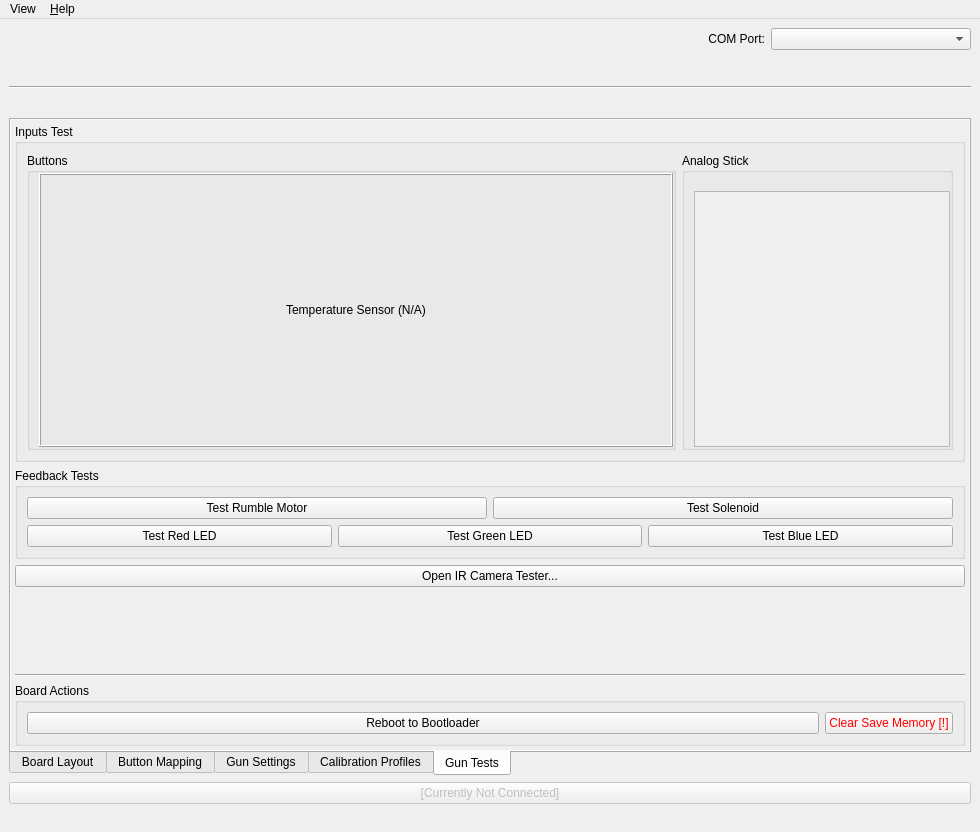
Qt form src/appmainwindow.ui (alessandro-satanassi/OpenFIRE-App-Custom) before a commit.
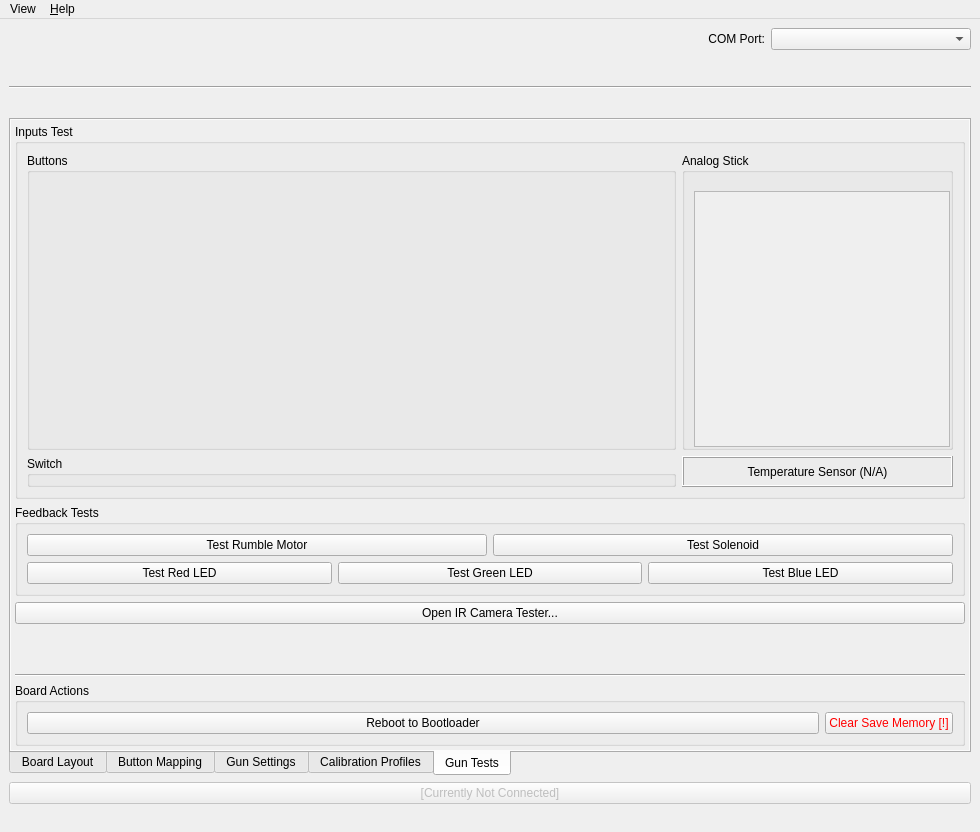
The same form after that commit. The open tabs and pages were chosen to show the change. Icons and pictures are not drawn.

Commit message: inserimento switch e nuova assistenza led ir

Diff of the .ui file:
```diff
--- a/src/appmainwindow.ui
+++ b/src/appmainwindow.ui
@@ -2743,13 +2743,13 @@
               <property name="title">
                <string>Inputs Test</string>
               </property>
-              <layout class="QHBoxLayout" name="horizontalLayout_5">
-               <item>
+              <layout class="QGridLayout" name="horizontalLayout_5" columnstretch="1,0">
+               <item row="0" column="0">
                 <widget class="QGroupBox" name="btnsGroup">
                  <property name="title">
                   <string>Buttons</string>
                  </property>
-                 <layout class="QVBoxLayout" name="verticalLayout_11" stretch="3,1">
+                 <layout class="QVBoxLayout" name="verticalLayout_11">
                   <property name="topMargin">
                    <number>0</number>
                   </property>
@@ -2762,26 +2762,10 @@
                   <item>
                    <layout class="QGridLayout" name="btnsLayout"/>
                   </item>
-                  <item>
-                   <widget class="QLabel" name="tmp36Label">
-                    <property name="frameShape">
-                     <enum>QFrame::Box</enum>
-                    </property>
-                    <property name="frameShadow">
-                     <enum>QFrame::Raised</enum>
-                    </property>
-                    <property name="text">
-                     <string>Temperature Sensor (N/A)</string>
-                    </property>
-                    <property name="alignment">
-                     <set>Qt::AlignCenter</set>
-                    </property>
-                   </widget>
-                  </item>
                  </layout>
                 </widget>
                </item>
-               <item>
+               <item row="0" column="1">
                 <widget class="QGroupBox" name="analogGroup">
                  <property name="sizePolicy">
                   <sizepolicy hsizetype="Fixed" vsizetype="Fixed">
@@ -2854,6 +2838,55 @@
                  </layout>
                 </widget>
                </item>
+               <item row="1" column="0">
+                <widget class="QGroupBox" name="switchesGroup">
+                 <property name="title">
+                  <string>Switch</string>
+                 </property>
+                 <layout class="QHBoxLayout" name="switchesLayout">
+                  <property name="topMargin">
+                   <number>0</number>
+                  </property>
+                  <property name="bottomMargin">
+                   <number>2</number>
+                  </property>
+                 </layout>
+                </widget>
+               </item>
+               <item row="1" column="1">
+                <widget class="QWidget" name="tmp36Box" native="true">
+                 <layout class="QVBoxLayout" name="tmp36BoxLayout">
+                  <property name="leftMargin">
+                   <number>0</number>
+                  </property>
+                  <property name="topMargin">
+                   <number>0</number>
+                  </property>
+                  <property name="rightMargin">
+                   <number>0</number>
+                  </property>
+                  <property name="bottomMargin">
+                   <number>0</number>
+                  </property>
+                  <item>
+                    <widget class="QLabel" name="tmp36Label">
+                     <property name="frameShape">
+                      <enum>QFrame::Box</enum>
+                     </property>
+                     <property name="frameShadow">
+                      <enum>QFrame::Raised</enum>
+                     </property>
+                     <property name="text">
+                      <string>Temperature Sensor (N/A)</string>
+                     </property>
+                     <property name="alignment">
+                      <set>Qt::AlignCenter</set>
+                     </property>
+                    </widget>
+                  </item>
+                 </layout>
+                </widget>
+               </item>
               </layout>
              </widget>
             </item>
@@ -3041,7 +3074,7 @@
     <iconset theme="applications-internet"/>
    </property>
    <property name="text">
-    <string>&amp;OpenFIRE Documentation on the Repo...</string>
+    <string>&amp;OpenFIRE ESP32 Documentation on the Repo...</string>
    </property>
    <property name="shortcut">
     <string>Alt+D</string>
@@ -3052,7 +3085,7 @@
     <iconset theme="applications-internet"/>
    </property>
    <property name="text">
-    <string>OpenFIRE &amp;Serial Usage Docs on the Wiki...</string>
+    <string>OpenFIRE ESP32 &amp;Serial Usage Docs on the Wiki...</string>
    </property>
    <property name="shortcut">
     <string>Alt+S</string>
```
The commit also changes 12 other files.
